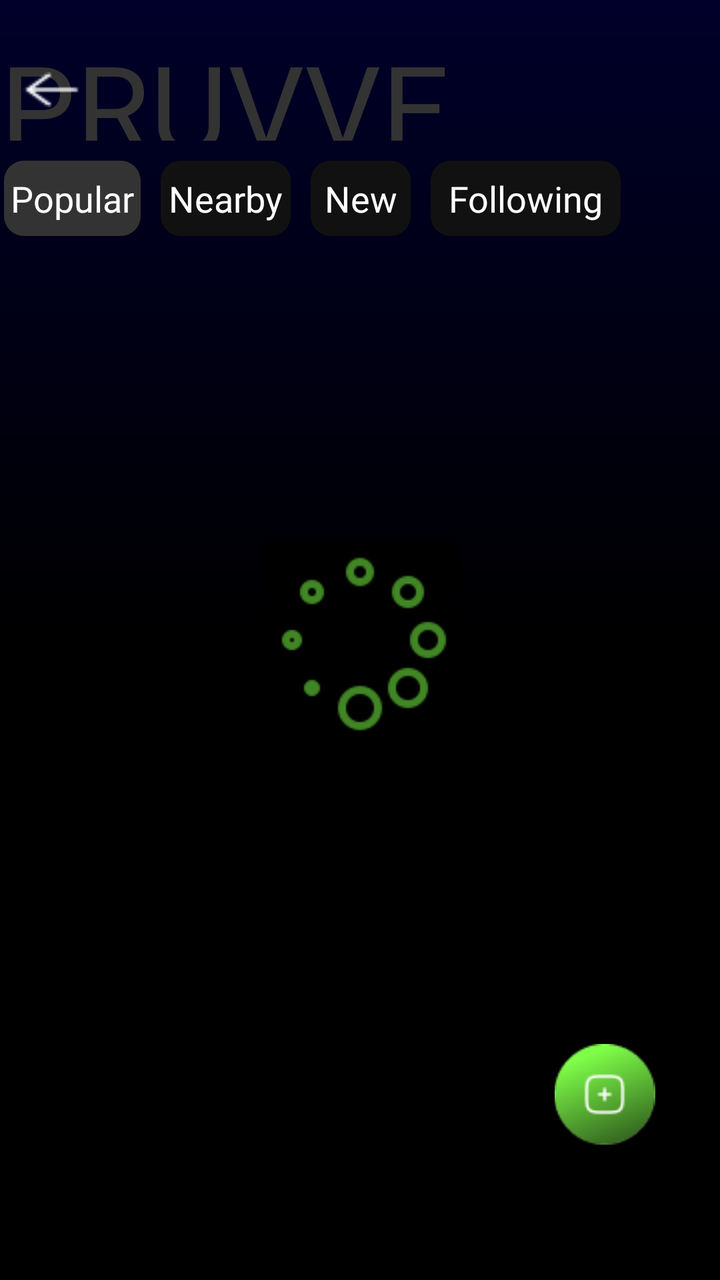
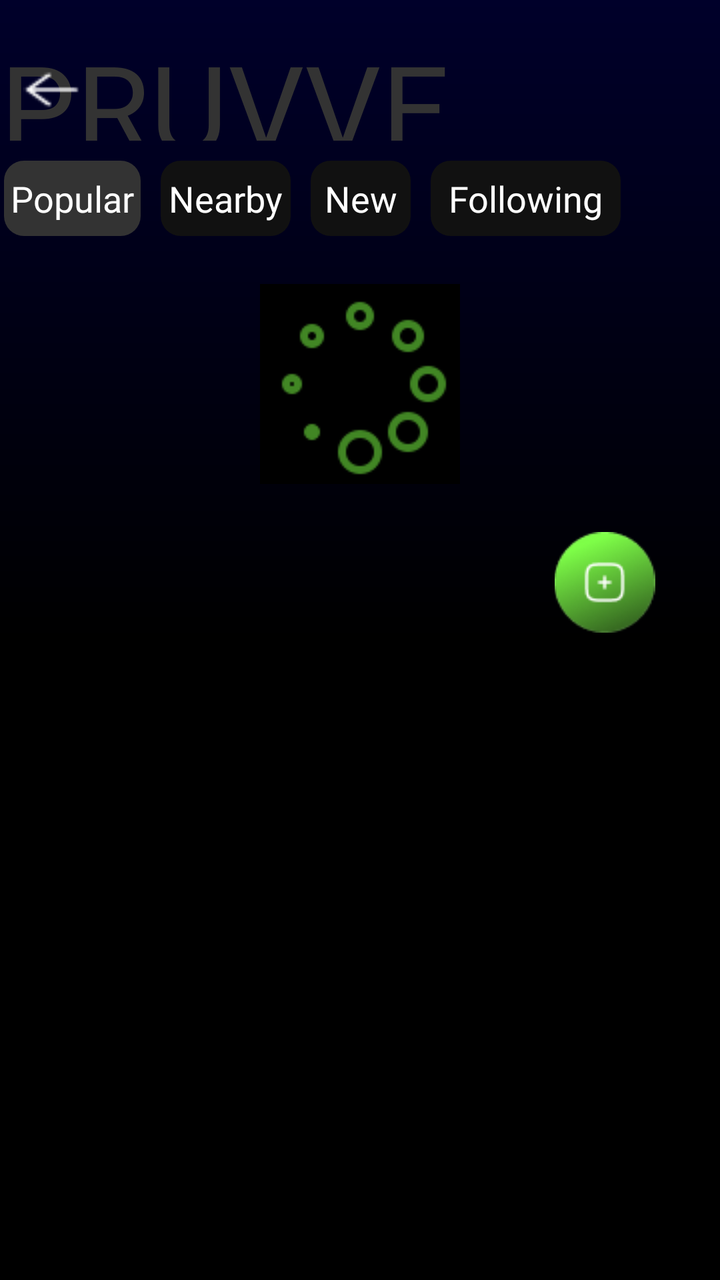

Two renders of the same Android screen: before a commit and after it. Below are the layout's source before the change and the commit's diff.
<!-- AndroidManifest.xml: application theme Theme.Pruvve -->
<!-- res/layout/activity_more_page.xml -->
<?xml version="1.0" encoding="utf-8"?>
<androidx.constraintlayout.widget.ConstraintLayout xmlns:android="http://schemas.android.com/apk/res/android"
    xmlns:app="http://schemas.android.com/apk/res-auto"
    xmlns:tools="http://schemas.android.com/tools"
    android:layout_width="match_parent"
    android:layout_height="match_parent"
    android:background="@drawable/pitch_background"
    tools:context=".MorePage">

    <androidx.constraintlayout.widget.Guideline
        android:id="@+id/guideline73"
        android:layout_width="wrap_content"
        android:layout_height="wrap_content"
        android:orientation="vertical"
        app:layout_constraintGuide_percent="0.12" />

    <TextView
        android:id="@+id/tvpruvve1"
        android:layout_width="match_parent"
        android:layout_height="0dp"
        android:fontFamily="@font/my_rubix_glitch"
        android:text="@string/pruvve"
        android:textColor="@color/dark_gray"
        android:textSize="60sp"
        app:layout_constraintBottom_toTopOf="@+id/guideline32"
        app:layout_constraintEnd_toEndOf="parent"
        app:layout_constraintHorizontal_bias="0.0"
        app:layout_constraintStart_toStartOf="parent"
        app:layout_constraintTop_toTopOf="@+id/guideline33"
        app:layout_constraintVertical_bias="0.0" />


    <ImageView
        android:id="@+id/button1"
        android:layout_width="0dp"
        android:layout_height="0dp"
        android:background="@drawable/ep_back"
        android:contentDescription="used to go back to previous activity"
        android:text="Button"
        app:layout_constraintBottom_toTopOf="@+id/guideline10"
        app:layout_constraintEnd_toStartOf="@+id/guideline73"
        app:layout_constraintStart_toStartOf="@+id/guideline29"
        app:layout_constraintTop_toTopOf="@+id/guideline9"
        tools:ignore="HardcodedText" />

    <LinearLayout
        android:layout_width="0dp"
        android:layout_height="0dp"
        android:orientation="horizontal"
        app:layout_constraintBottom_toTopOf="@+id/guideline31"
        app:layout_constraintEnd_toEndOf="parent"
        app:layout_constraintStart_toStartOf="parent"
        app:layout_constraintTop_toTopOf="@+id/guideline32">

        <TextView
            android:id="@+id/tvPopular"
            android:layout_width="match_parent"
            android:layout_height="match_parent"
            android:layout_marginStart="2dp"
            android:layout_marginTop="10dp"
            android:layout_marginEnd="5dp"
            android:layout_marginBottom="10dp"
            android:layout_weight="1.9"
            android:background="@drawable/dialogue_background3"
            android:fontFamily="@font/my_exo"
            android:gravity="center"
            android:text="Popular"
            android:textColor="@color/white"
            android:textSize="18sp"
            tools:ignore="HardcodedText" />

        <TextView
            android:id="@+id/tvNearby"
            android:layout_width="match_parent"
            android:layout_height="match_parent"
            android:layout_marginStart="5dp"
            android:layout_marginTop="10dp"
            android:layout_marginEnd="5dp"
            android:layout_marginBottom="10dp"
            android:layout_weight="1.9"
            android:background="@drawable/more_videos_backgrounds"
            android:fontFamily="@font/my_exo"
            android:gravity="center"
            android:text="Nearby"
            android:textColor="@color/white"
            android:textSize="18sp"
            tools:ignore="HardcodedText" />

        <TextView
            android:id="@+id/tvNew"
            android:layout_width="match_parent"
            android:layout_height="match_parent"
            android:layout_marginStart="5dp"
            android:layout_marginTop="10dp"
            android:layout_marginEnd="5dp"
            android:layout_marginBottom="10dp"
            android:layout_weight="2.00"
            android:background="@drawable/more_videos_backgrounds"
            android:fontFamily="@font/my_exo"
            android:gravity="center"
            android:text="New"
            android:textColor="@color/white"
            android:textSize="18sp"
            tools:ignore="HardcodedText" />

        <TextView
            android:id="@+id/tvFollowing"
            android:layout_width="match_parent"
            android:layout_height="match_parent"
            android:layout_marginStart="5dp"
            android:layout_marginTop="10dp"
            android:layout_marginEnd="5dp"
            android:layout_marginBottom="10dp"
            android:layout_weight="1.7"
            android:background="@drawable/more_videos_backgrounds"
            android:fontFamily="@font/my_exo"
            android:gravity="center"
            android:text="Following"
            android:textColor="@color/white"
            android:textSize="18sp"
            tools:ignore="HardcodedText" />

        <View
            android:layout_width="match_parent"
            android:layout_height="match_parent"
            android:layout_weight="2.1" />

    </LinearLayout>

    <androidx.recyclerview.widget.RecyclerView
        android:id="@+id/rvFeeds"
        android:layout_width="0dp"
        android:layout_height="0dp"
        app:layout_constraintBottom_toBottomOf="parent"
        app:layout_constraintEnd_toEndOf="parent"
        app:layout_constraintStart_toStartOf="parent"
        app:layout_constraintTop_toTopOf="@+id/guideline31" />

    <ImageView
        android:id="@+id/ivLoadingImage2"
        android:layout_width="wrap_content"
        android:layout_height="wrap_content"
        android:layout_margin="50dp"
        android:src="@drawable/loading2"
        app:layout_constraintBottom_toTopOf="@+id/guideline314"
        app:layout_constraintEnd_toStartOf="@+id/guideline37"
        app:layout_constraintStart_toStartOf="@+id/guideline29"
        app:layout_constraintTop_toTopOf="@+id/guideline31"
        tools:ignore="ContentDescription" />

    <ImageView
        android:id="@+id/imvAddAPost"
        android:layout_width="0dp"
        android:layout_height="0dp"
        android:src="@drawable/add_post"
        android:layout_margin="10dp"
        app:layout_constraintBottom_toTopOf="@+id/guideline316"
        app:layout_constraintEnd_toStartOf="@+id/guideline37"
        app:layout_constraintStart_toStartOf="@+id/guideline317"
        app:layout_constraintTop_toTopOf="@+id/guideline314"
        tools:ignore="ContentDescription" />


    <androidx.constraintlayout.widget.Guideline
        android:id="@+id/guideline10"
        android:layout_width="wrap_content"
        android:layout_height="wrap_content"
        android:orientation="horizontal"
        app:layout_constraintGuide_percent="0.09" />

    <androidx.constraintlayout.widget.Guideline
        android:id="@+id/guideline29"
        android:layout_width="wrap_content"
        android:layout_height="wrap_content"
        android:orientation="vertical"
        app:layout_constraintGuide_percent="0.02" />

    <androidx.constraintlayout.widget.Guideline
        android:id="@+id/guideline31"
        android:layout_width="wrap_content"
        android:layout_height="wrap_content"
        android:orientation="horizontal"
        app:layout_constraintGuide_percent="0.2" />

    <androidx.constraintlayout.widget.Guideline
        android:id="@+id/guideline32"
        android:layout_width="wrap_content"
        android:layout_height="wrap_content"
        android:orientation="horizontal"
        app:layout_constraintGuide_percent="0.11" />

    <androidx.constraintlayout.widget.Guideline
        android:id="@+id/guideline33"
        android:layout_width="wrap_content"
        android:layout_height="wrap_content"
        android:orientation="horizontal"
        app:layout_constraintGuide_percent="0.02" />

    <androidx.constraintlayout.widget.Guideline
        android:id="@+id/guideline37"
        android:layout_width="wrap_content"
        android:layout_height="wrap_content"
        android:orientation="vertical"
        app:layout_constraintGuide_percent="0.98" />

    <androidx.constraintlayout.widget.Guideline
        android:id="@+id/guideline9"
        android:layout_width="wrap_content"
        android:layout_height="wrap_content"
        android:orientation="horizontal"
        app:layout_constraintGuide_percent="0.05" />

    <androidx.constraintlayout.widget.Guideline
        android:id="@+id/guideline314"
        android:layout_width="wrap_content"
        android:layout_height="wrap_content"
        android:orientation="horizontal"
        app:layout_constraintGuide_percent="0.8" />

    <androidx.constraintlayout.widget.Guideline
        android:id="@+id/guideline316"
        android:layout_width="wrap_content"
        android:layout_height="wrap_content"
        android:orientation="horizontal"
        app:layout_constraintGuide_percent="0.91" />

    <androidx.constraintlayout.widget.Guideline
        android:id="@+id/guideline317"
        android:layout_width="wrap_content"
        android:layout_height="wrap_content"
        android:orientation="vertical"
        app:layout_constraintGuide_percent="0.7" />

</androidx.constraintlayout.widget.ConstraintLayout>
<!-- resources referenced by this layout -->
<resources>
  <color name="dark_gray">#333333</color>
  <color name="white">#FFFFFFFF</color>
  <!-- drawable add_post: png bitmap (drawable, 4297 bytes) -->
  <!-- drawable dialogue_background3 (drawable) -->
  <?xml version="1.0" encoding="utf-8"?>
  <shape
      xmlns:android="http://schemas.android.com/apk/res/android"
      android:shape="rectangle">
      <solid
          android:color="@color/dark_gray"/>
      <corners
          android:radius="10dp"/>
  </shape>
  <!-- drawable ep_back: png bitmap (drawable, 213 bytes) -->
  <!-- drawable loading2: png bitmap (drawable, 2036 bytes) -->
  <!-- drawable more_videos_backgrounds (drawable) -->
  <?xml version="1.0" encoding="utf-8"?>
  <shape
      xmlns:android="http://schemas.android.com/apk/res/android"
      android:shape="rectangle">
      <solid
          android:color="@color/darker_gray"/>
      <corners
          android:radius="10dp"/>
  </shape>
  <!-- drawable pitch_background (drawable) -->
  <?xml version="1.0" encoding="utf-8"?>
  <shape
      xmlns:android="http://schemas.android.com/apk/res/android"
      android:shape="rectangle">
      <gradient android:startColor="@color/black"
          android:endColor="#00002A"
          android:angle="90"
          android:type="linear"
          android:centerColor="@color/black"/>
  
  </shape>
  <string name="pruvve">
      PRUVVE
      </string>
  <style name="Theme.Pruvve" parent="Theme.AppCompat.DayNight.DarkActionBar" />
  <color name="darker_gray">#111111</color>
  <color name="black">#FF000000</color>
</resources>

<!-- the commit's change to res/layout/activity_more_page.xml (unified diff, before → after) -->
@@ -215,14 +215,14 @@
         android:layout_width="wrap_content"
         android:layout_height="wrap_content"
         android:orientation="horizontal"
-        app:layout_constraintGuide_percent="0.8" />
+        app:layout_constraintGuide_percent="0.4" />
 
     <androidx.constraintlayout.widget.Guideline
         android:id="@+id/guideline316"
         android:layout_width="wrap_content"
         android:layout_height="wrap_content"
         android:orientation="horizontal"
-        app:layout_constraintGuide_percent="0.91" />
+        app:layout_constraintGuide_percent="0.51" />
 
     <androidx.constraintlayout.widget.Guideline
         android:id="@+id/guideline317"
